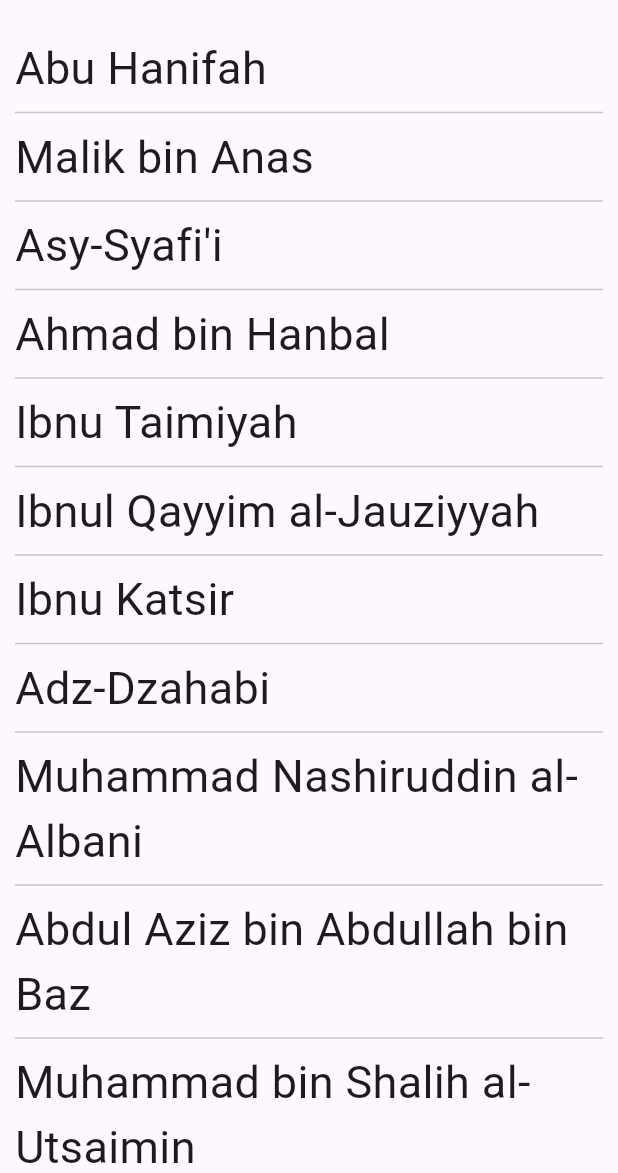
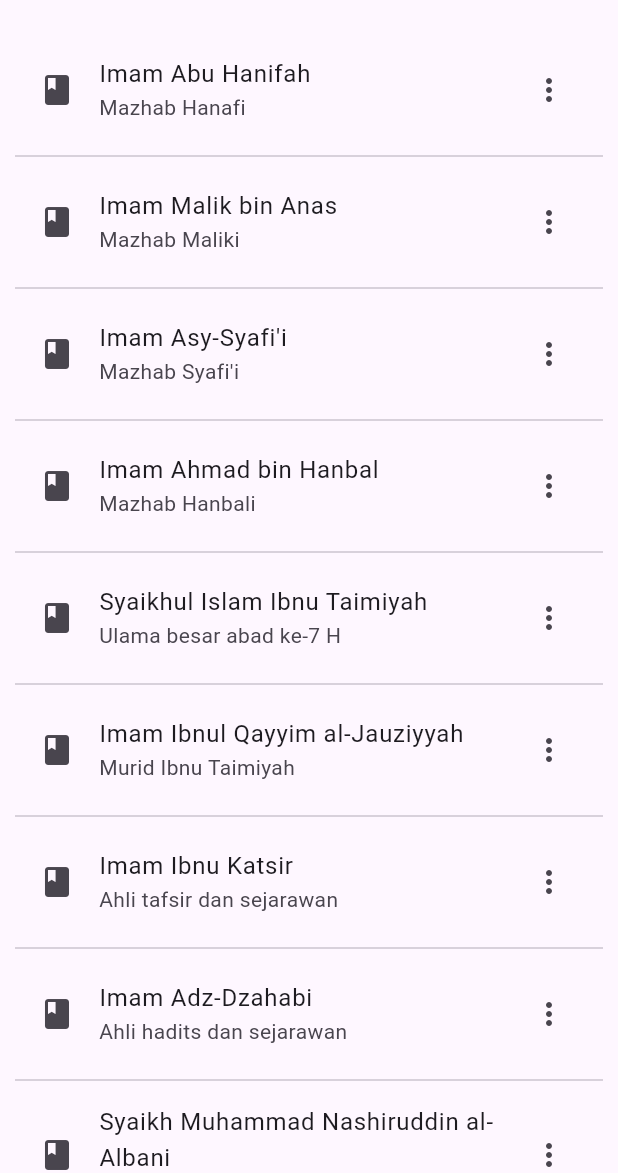
Before and after one commit to kuliahpakdian/flutter_dasar, a Flutter app: the screen it shows after launch, on a phone screen of 412 x 824 dp, the part 63-1236 px from its top. Run offline on Flutter 3.47's test engine with Material 3 defaults, Android fonts, the phone set to English and light mode, and no system bars.

Commit message:
penggunaan listttile

```diff
--- a/lib/screens/my_home_page.dart
+++ b/lib/screens/my_home_page.dart
@@ -4,22 +4,62 @@ class MyHomePage extends StatelessWidget {
   MyHomePage({super.key, required this.title});
 
   final String title;
-  final List<String> ulama = [
-    'Abu Hanifah',
-    'Malik bin Anas',
-    'Asy-Syafi\'i',
-    'Ahmad bin Hanbal',
-    'Ibnu Taimiyah',
-    'Ibnul Qayyim al-Jauziyyah',
-    'Ibnu Katsir',
-    'Adz-Dzahabi',
-    'Muhammad Nashiruddin al-Albani',
-    'Abdul Aziz bin Abdullah bin Baz',
-    'Muhammad bin Shalih al-Utsaimin',
-    'Shalih bin Fauzan al-Fauzan',
-    'Abdurrazaq bin Abdul Muhsin al Badr',
+final List<Map<String, String>> ulama = [
+    {
+      'nama': 'Imam Abu Hanifah',
+      'info': 'Mazhab Hanafi',
+    },
+    {
+      'nama': 'Imam Malik bin Anas',
+      'info': 'Mazhab Maliki',
+    },
+    {
+      'nama': 'Imam Asy-Syafi\'i',
+      'info': 'Mazhab Syafi\'i',
+    },
+    {
+      'nama': 'Imam Ahmad bin Hanbal',
+      'info': 'Mazhab Hanbali',
+    },
+    // Kelompok Ulama Era Klasik
+    {
+      'nama': 'Syaikhul Islam Ibnu Taimiyah',
+      'info': 'Ulama besar abad ke-7 H',
+    },
+    {
+      'nama': 'Imam Ibnul Qayyim al-Jauziyyah',
+      'info': 'Murid Ibnu Taimiyah',
+    },
+    {
+      'nama': 'Imam Ibnu Katsir',
+      'info': 'Ahli tafsir dan sejarawan',
+    },
+    {
+      'nama': 'Imam Adz-Dzahabi',
+      'info': 'Ahli hadits dan sejarawan',
+    },
+
+    {
+      'nama': 'Syaikh Muhammad Nashiruddin al-Albani',
+      'info': 'Ahli hadits abad ke-20',
+    },
+    {
+      'nama': 'Syaikh Abdul Aziz bin Abdullah bin Baz',
+      'info': 'Mufti Agung Arab Saudi (Mantan)',
+    },
+    {
+      'nama': 'Syaikh Muhammad bin Shalih al-Utsaimin',
+      'info': 'Anggota Dewan Ulama Senior Arab Saudi',
+    },
+     {
+      'nama': 'Syaikh Shalih bin Fauzan al-Fauzan',
+      'info': 'Anggota Dewan Ulama Senior Arab Saudi',
+    },
+    {
+      'nama': 'Syaikh Abdurrazzaq bin Abdul Muhsin al-Badr',
+      'info': 'Pengajar di Masjid Nabawi, Madinah',
+    },
   ];
-
   @override
   Widget build(BuildContext context) {
     return Scaffold(
@@ -31,10 +71,15 @@ class MyHomePage extends StatelessWidget {
         itemCount: ulama.length,
         separatorBuilder: (context,index)=>const Divider(),
         itemBuilder: (context,index){
-          return Text(
-            ulama[index],
-            style: const TextStyle(fontSize: 30),
-            );
+          return ListTile(
+            leading: const Icon(Icons.book_rounded),
+            title: Text(ulama[index]['nama']!),
+            subtitle: Text(ulama[index]['info']!),
+            trailing: const Icon(Icons.more_vert),
+            onTap: () {
+              debugPrint('Info lebih lanjut tentang: ${ulama[index]['nama']}');
+            },
+          );
         },
       ),
     );
```
